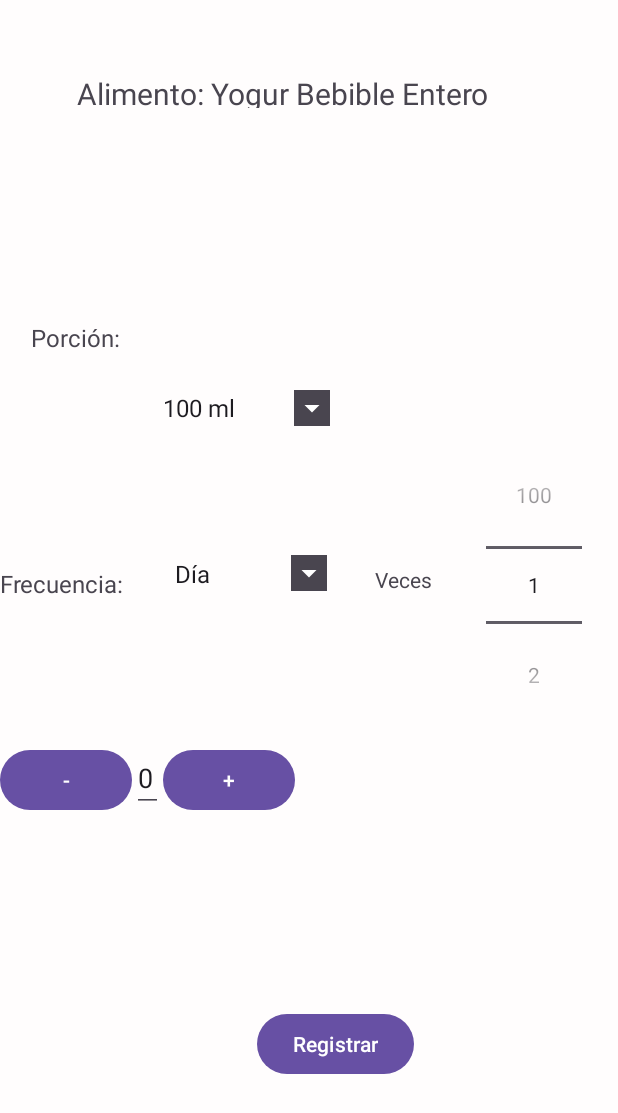
After one commit to nicole-alvarado/NutriTNT, an Android app: the NewEncuestaFragment screen opened through its navigation route, on a phone screen of 412 x 824 dp. The commit adds this screen. Shown: the top 1113 px of the screen. Run offline under Robolectric (Android 15) with nearby library versions, the phone set to English and light mode, and no system bars.

Commit message:
agregado new encuesta con navigation

```diff
--- a/app/build.gradle.kts
+++ b/app/build.gradle.kts
@@ -1,7 +1,7 @@
 plugins {
     alias(libs.plugins.androidApplication)
     alias(libs.plugins.jetbrainsKotlinAndroid)
-    id("androidx.navigation.safeargs")
+    id("androidx.navigation.safeargs.kotlin")
 }
 
 android {
--- /dev/null
+++ b/app/src/main/java/com/example/nutritnt/NewEncuestaFragment.kt
@@ -0,0 +1,164 @@
+package com.example.nutritnt
+
+import android.os.Bundle
+import android.util.Log
+import androidx.fragment.app.Fragment
+import android.view.LayoutInflater
+import android.view.View
+import android.view.ViewGroup
+import android.widget.AdapterView
+import android.widget.ArrayAdapter
+import android.widget.Button
+import android.widget.EditText
+import android.widget.NumberPicker
+import android.widget.Spinner
+import android.widget.Toast
+import com.example.nutritnt.databinding.FragmentNewEncuestaBinding
+
+class NewEncuestaFragment : Fragment() {
+
+    private lateinit var binding: FragmentNewEncuestaBinding
+
+    private lateinit var editText: EditText
+    private lateinit var minusButton: Button
+    private lateinit var plusButton: Button
+    private var value: Int = 0
+
+    override fun onCreate(savedInstanceState: Bundle?) {
+        super.onCreate(savedInstanceState)
+
+    }
+
+    override fun onCreateView(
+        inflater: LayoutInflater, container: ViewGroup?,
+        savedInstanceState: Bundle?
+    ): View? {
+
+        binding = FragmentNewEncuestaBinding.inflate(layoutInflater)
+        val view = binding.root
+
+
+        val picker1: NumberPicker = binding.numberPicker
+        picker1.maxValue = 100
+        picker1.minValue = 1
+
+        // access the items of the list
+        val portions = resources.getStringArray(R.array.Portion)
+
+        // access the spinner
+        val spinner_p = view.findViewById<Spinner>(R.id.spinner_portion)
+        if (spinner_p != null) {
+            val adapter = ArrayAdapter(
+                requireContext(),
+                android.R.layout.simple_spinner_item, portions
+            )
+            spinner_p.adapter = adapter
+
+            spinner_p.onItemSelectedListener = object :
+                AdapterView.OnItemSelectedListener{
+                override fun onItemSelected(
+                    parent: AdapterView<*>,
+                    view: View, position: Int, id: Long
+                ) {
+                    Toast.makeText(
+                        requireContext(),
+                        getString(R.string.selected_item) + " " +
+                                "" + portions[position], Toast.LENGTH_SHORT
+                    ).show()
+                }
+
+                override fun onNothingSelected(parent: AdapterView<*>?) {
+                    // No se seleccionó nada
+                }
+            }
+
+            editText = view.findViewById(R.id.editText)
+            minusButton = view.findViewById(R.id.minusButton)
+            plusButton = view.findViewById(R.id.plusButton)
+
+            // Configura los listeners para los botones
+            minusButton.setOnClickListener {
+                decrement()
+            }
+
+            plusButton.setOnClickListener {
+                increment()
+            }
+
+
+
+        }
+
+
+
+        val frecuency = resources.getStringArray(R.array.Frecuency)
+
+        // access the spinner
+        val spinner_f = view.findViewById<Spinner>(R.id.spinner_frecuency)
+        if (spinner_f != null) {
+            val adapter = ArrayAdapter(
+                requireContext(),
+                android.R.layout.simple_spinner_item, frecuency
+            )
+            spinner_f.adapter = adapter
+
+            spinner_f.onItemSelectedListener = object :
+                AdapterView.OnItemSelectedListener {
+                override fun onItemSelected(
+                    parent: AdapterView<*>,
+                    view: View, position: Int, id: Long
+                ) {
+                    Toast.makeText(
+                        requireContext(),
+                        getString(R.string.selected_item) + " " +
+                                "" + frecuency[position], Toast.LENGTH_SHORT
+                    ).show()
+                }
+
+                override fun onNothingSelected(parent: AdapterView<*>) {
+                    // write code to perform some action
+                }
+            }
+        }
+
+        picker1.setOnValueChangedListener { picker, oldVal, newVal ->
+            val valuePicker1 = picker1.value
+            Log.d("picker value", valuePicker1.toString())
+        }
+
+
+
+        binding.buttonRegister.setOnClickListener {
+
+            val portionPosition =   spinner_p.selectedItemPosition
+            val valorPortionPosition = portions[portionPosition]
+
+            val frecuencyPosition =   spinner_f.selectedItemPosition
+            val valorFrecuencyPosition = frecuency[frecuencyPosition]
+
+            val picker = picker1.value
+
+            Log.d("Botones", "Botón registrar clickeado")
+
+            //findNavController().navigate(R.id.action_welcomeFragment_to_listEncuestasFragment)
+            // findNavController().navigate(R.id.action_newEncuesta_to_detailEncuestaFragment)
+        }
+
+
+
+        return view
+    }
+
+    private fun increment() {
+        value++
+        editText.setText(value.toString())
+    }
+
+    private fun decrement() {
+        if (value > 0) {
+            value--
+            editText.setText(value.toString())
+        }
+    }
+
+}
--- a/app/src/main/java/com/example/nutritnt/WelcomeFragment.kt
+++ b/app/src/main/java/com/example/nutritnt/WelcomeFragment.kt
@@ -39,13 +39,18 @@ class WelcomeFragment : Fragment() {
             val view = binding.root
 
             binding.buttonEncuestas.text = "Ver encuestas"
+            binding.buttonNewEncuesta.text = "Nueva encuesta"
             //binding.textBienvenida.text = "Bienvenido/a"
 
             binding.buttonEncuestas.setOnClickListener {
                 Log.d("Botones", "Botón ver encuestas clickeado")
 
                 findNavController().navigate(R.id.action_welcomeFragment_to_listEncuestasFragment)
+            }
 
+            binding.buttonNewEncuesta.setOnClickListener{
+                Log.d("enWelcomeFragment","Boton nueva encuesta")
+                findNavController().navigate(R.id.action_welcomeFragment_to_newEncuestaFragment)
             }
 
             return view
--- /dev/null
+++ b/app/src/main/res/layout/fragment_new_encuesta.xml
@@ -0,0 +1,127 @@
+<?xml version="1.0" encoding="utf-8"?>
+<androidx.constraintlayout.widget.ConstraintLayout xmlns:android="http://schemas.android.com/apk/res/android"
+    xmlns:app="http://schemas.android.com/apk/res-auto"
+    xmlns:tools="http://schemas.android.com/tools"
+    android:id="@+id/main"
+    android:layout_width="match_parent"
+    android:layout_height="match_parent"
+    android:background="#FFFDFD"
+    tools:context=".NewEncuestaFragment">
+
+    <TextView
+        android:id="@+id/textViewAlimento"
+        android:layout_width="310dp"
+        android:layout_height="23dp"
+        android:layout_marginTop="44dp"
+        android:text="Alimento: Yogur Bebible Entero"
+        android:textSize="20sp"
+        app:layout_constraintBottom_toTopOf="@+id/spinner_portion"
+        app:layout_constraintEnd_toEndOf="parent"
+        app:layout_constraintStart_toStartOf="parent"
+        app:layout_constraintTop_toTopOf="parent"
+        app:layout_constraintVertical_bias="0.025"
+
+        />
+
+
+    <TextView
+        android:id="@+id/textViewPortion"
+        android:layout_width="wrap_content"
+        android:layout_height="wrap_content"
+        android:text="Porción:"
+        android:textSize="16sp"
+        app:layout_constraintBottom_toTopOf="@+id/textViewFrecuency"
+        app:layout_constraintEnd_toStartOf="@+id/spinner_portion"
+        app:layout_constraintHorizontal_bias="0.5"
+        app:layout_constraintStart_toStartOf="parent"
+        app:layout_constraintTop_toBottomOf="@+id/textViewAlimento"
+        app:layout_constraintVertical_bias="0.5" />
+
+    <TextView
+        android:id="@+id/textViewFrecuency"
+        android:layout_width="wrap_content"
+        android:layout_height="wrap_content"
+        android:layout_marginBottom="424dp"
+        android:text="Frecuencia: "
+        android:textSize="16sp"
+        app:layout_constraintBottom_toBottomOf="parent"
+        app:layout_constraintEnd_toStartOf="@+id/spinner_frecuency"
+
+        app:layout_constraintHorizontal_bias="0.0"
+        app:layout_constraintStart_toStartOf="parent" />
+
+    <Button
+        android:id="@+id/buttonRegister"
+        android:layout_width="wrap_content"
+        android:layout_height="wrap_content"
+        android:layout_marginBottom="104dp"
+        android:text="Registrar"
+        app:layout_constraintBottom_toBottomOf="parent"
+        app:layout_constraintEnd_toEndOf="parent"
+        app:layout_constraintHorizontal_bias="0.557"
+        app:layout_constraintStart_toStartOf="parent" />
+
+    <Spinner
+        android:id="@+id/spinner_portion"
+        android:layout_width="131dp"
+        android:layout_height="24dp"
+        android:layout_marginEnd="180dp"
+        android:layout_marginBottom="16dp"
+        android:backgroundTintMode="screen"
+        android:scrollbarStyle="outsideOverlay"
+        android:spinnerMode="dropdown"
+        app:layout_constraintBottom_toTopOf="@+id/numberPicker"
+        app:layout_constraintEnd_toEndOf="parent" />
+
+    <Spinner
+        android:id="@+id/spinner_frecuency"
+        android:layout_width="121dp"
+        android:layout_height="27dp"
+        android:layout_marginEnd="20dp"
+        android:layout_marginBottom="100dp"
+
+        android:backgroundTintMode="screen"
+        app:layout_constraintBottom_toTopOf="@+id/linearLayout2"
+        app:layout_constraintEnd_toStartOf="@+id/textViewVeces" />
+
+    <NumberPicker
+        android:id="@+id/numberPicker"
+        android:layout_width="wrap_content"
+        android:layout_height="wrap_content"
+        android:layout_marginEnd="24dp"
+        android:layout_marginBottom="344dp"
+        app:layout_constraintBottom_toBottomOf="parent"
+
+        app:layout_constraintEnd_toEndOf="parent" />
+
+    <TextView
+        android:id="@+id/textViewVeces"
+        android:layout_width="wrap_content"
+        android:layout_height="wrap_content"
+        android:layout_marginEnd="36dp"
+        android:layout_marginBottom="428dp"
+
+        android:text="Veces"
+        app:layout_constraintBottom_toBottomOf="parent"
+
+        app:layout_constraintEnd_toStartOf="@+id/numberPicker" />
+
+    <LinearLayout
+        android:id="@+id/linearLayout2"
+        android:layout_width="match_parent"
+        android:layout_height="wrap_content"
+        android:layout_marginBottom="128dp"
+        android:gravity="center_vertical"
+        android:orientation="horizontal"
+        app:layout_constraintBottom_toTopOf="@+id/buttonRegister"
+        tools:layout_editor_absoluteX="0dp">
+
+        <include
+            layout="@layout/horizontal_button_picker"
+            android:layout_width="match_parent"
+            android:layout_height="wrap_content"
+            android:layout_weight="1" />
+    </LinearLayout>
+
+
+</androidx.constraintlayout.widget.ConstraintLayout>
--- a/app/src/main/res/layout/fragment_welcome.xml
+++ b/app/src/main/res/layout/fragment_welcome.xml
@@ -24,7 +24,7 @@
         android:layout_width="wrap_content"
         android:layout_height="wrap_content"
         android:drawableBottom="@drawable/arrow_forward"
-        app:layout_constraintBottom_toBottomOf="parent"
+        app:layout_constraintBottom_toTopOf="@+id/buttonNewEncuesta"
         app:layout_constraintEnd_toEndOf="parent"
         app:layout_constraintHorizontal_bias="0.5"
         app:layout_constraintStart_toStartOf="parent"
@@ -40,4 +40,14 @@
         app:layout_constraintStart_toStartOf="parent"
         app:layout_constraintTop_toTopOf="parent"
         app:layout_constraintVertical_bias="0.35000002" />
+
+    <Button
+        android:id="@+id/buttonNewEncuesta"
+        android:layout_width="wrap_content"
+        android:layout_height="wrap_content"
+        android:text="Button"
+        app:layout_constraintBottom_toBottomOf="parent"
+        app:layout_constraintTop_toBottomOf="@+id/buttonEncuestas"
+        app:layout_constraintVertical_bias="0.5"
+        tools:layout_editor_absoluteX="164dp" />
 </androidx.constraintlayout.widget.ConstraintLayout>
--- /dev/null
+++ b/app/src/main/res/layout/horizontal_button_picker.xml
@@ -0,0 +1,25 @@
+<LinearLayout xmlns:android="http://schemas.android.com/apk/res/android"
+    android:layout_width="match_parent"
+    android:layout_height="wrap_content"
+    android:orientation="horizontal">
+
+    <Button
+        android:id="@+id/minusButton"
+        android:layout_width="wrap_content"
+        android:layout_height="wrap_content"
+        android:text="-"/>
+
+    <EditText
+        android:id="@+id/editText"
+        android:layout_width="wrap_content"
+        android:layout_height="wrap_content"
+        android:inputType="number"
+        android:text="0"/>
+
+    <Button
+        android:id="@+id/plusButton"
+        android:layout_width="wrap_content"
+        android:layout_height="wrap_content"
+        android:text="+"/>
+
+</LinearLayout>
--- a/app/src/main/res/navigation/main_graph.xml
+++ b/app/src/main/res/navigation/main_graph.xml
@@ -49,5 +49,13 @@
         <argument
             android:name="name"
             app:argType="string" />
+        <action
+            android:id="@+id/action_welcomeFragment_to_newEncuestaFragment"
+            app:destination="@id/newEncuestaFragment" />
     </fragment>
+    <fragment
+        android:id="@+id/newEncuestaFragment"
+        android:name="com.example.nutritnt.NewEncuestaFragment"
+        android:label="fragment_new_encuesta"
+        tools:layout="@layout/fragment_new_encuesta" />
 </navigation>
--- a/app/src/main/res/values/strings.xml
+++ b/app/src/main/res/values/strings.xml
@@ -4,4 +4,20 @@
     <string name="button_ingresar_description">Botón para iniciar sesión</string>
     <!-- TODO: Remove or change this placeholder text -->
     <string name="hello_blank_fragment">Hello blank fragment</string>
+
+    <string name="selected_item">Selected item:</string>
+
+    <string-array name="Portion">
+        <item>100 ml</item>
+        <item>200 ml</item>
+        <item>275 ml</item>
+    </string-array>
+
+    <string-array name="Frecuency">
+        <item>Día</item>
+        <item>Semana</item>
+        <item>Mes</item>
+        <item>Año</item>
+    </string-array>
+
 </resources>
```
